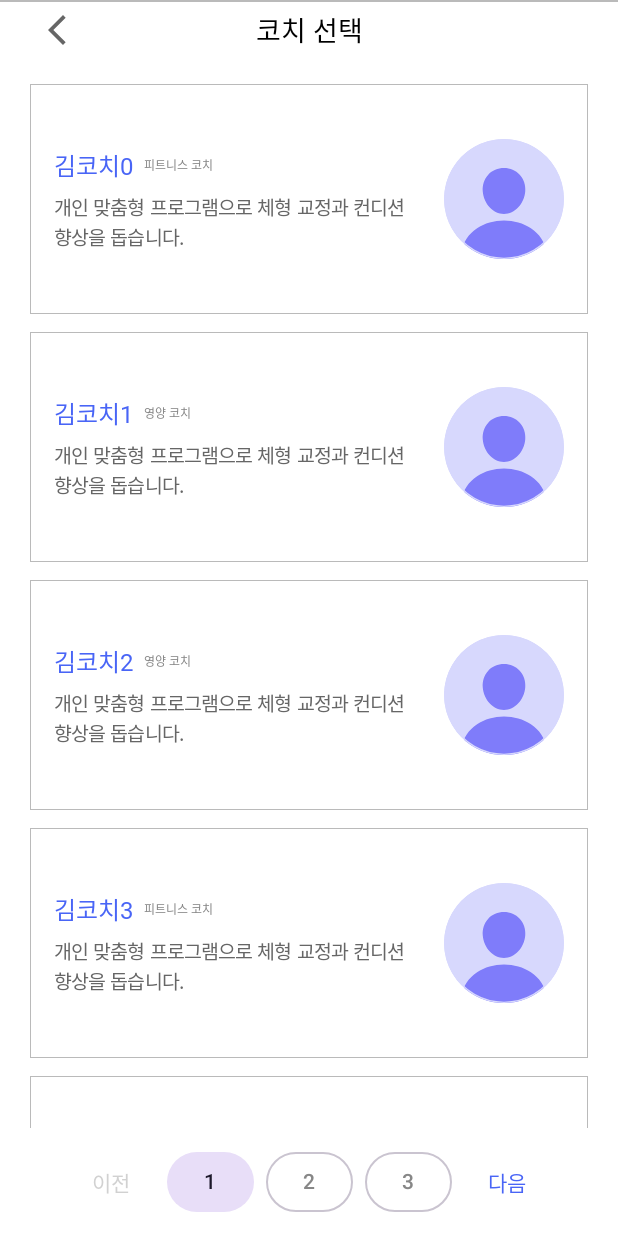
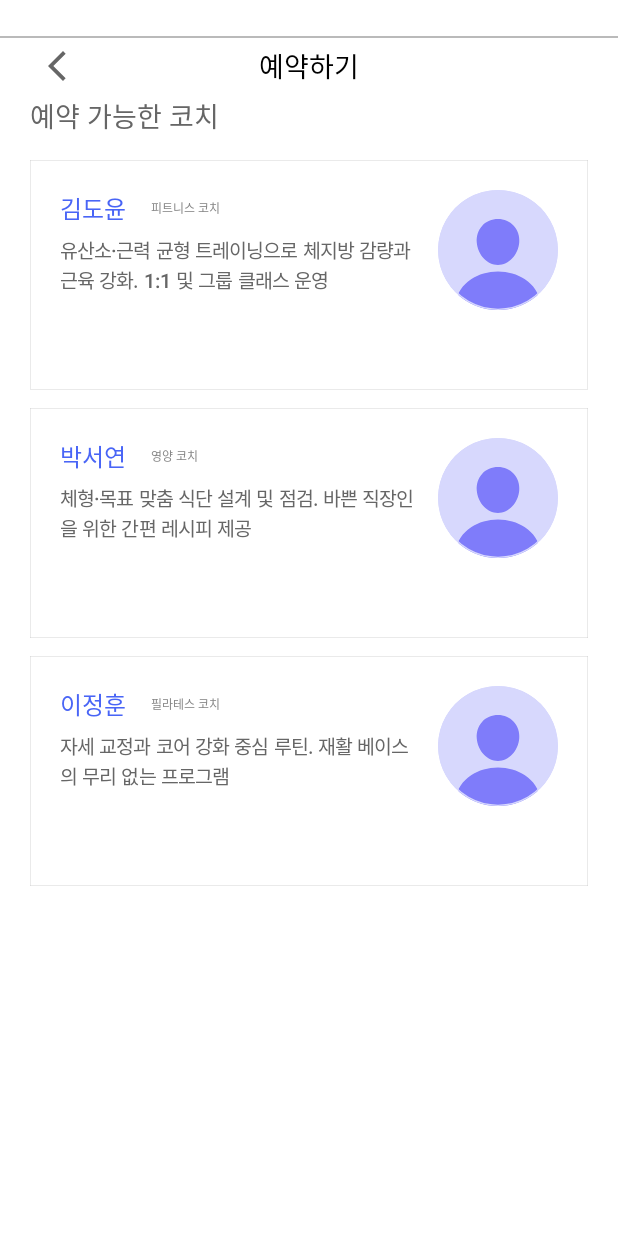
Before and after one commit to Slo1024/ssafy-livon-ai-healthcoach, an Android app built with Jetpack Compose: the @Preview function PreviewCoachListScreen, on a phone screen of 412 x 824 dp. Run offline under Robolectric (Android 15) with nearby library versions, the phone set to English and light mode, and no system bars; Roboto replaces fonts that are not available here.

Commit message:
[front] ãrefactor: 코치 카드 컴포넌트 리팩토링

```diff
--- a/LivOnFront/mobile/app/src/main/java/com/livon/app/feature/member/reservation/ui/CoachListScreen.kt
+++ b/LivOnFront/mobile/app/src/main/java/com/livon/app/feature/member/reservation/ui/CoachListScreen.kt
@@ -1,245 +1,104 @@
-// app/src/main/java/com/livon/app/feature/member/reservation/ui/CoachListScreen.kt
 package com.livon.app.feature.member.reservation.ui
 
-import androidx.compose.foundation.BorderStroke
-import androidx.compose.foundation.Image
-import androidx.compose.foundation.layout.*
+import androidx.compose.foundation.layout.Arrangement
+import androidx.compose.foundation.layout.Spacer
+import androidx.compose.foundation.layout.fillMaxSize
+import androidx.compose.foundation.layout.fillMaxWidth
+import androidx.compose.foundation.layout.height
+import androidx.compose.foundation.layout.padding
 import androidx.compose.foundation.lazy.LazyColumn
 import androidx.compose.foundation.lazy.items
-import androidx.compose.foundation.shape.RoundedCornerShape
-import androidx.compose.material3.*
-import androidx.compose.runtime.*
-import androidx.compose.ui.*
-import androidx.compose.ui.Alignment
-import androidx.compose.ui.modifier.modifierLocalConsumer
-import androidx.compose.ui.res.painterResource
+import androidx.compose.material3.MaterialTheme
+import androidx.compose.runtime.Composable
+import androidx.compose.ui.Modifier
 import androidx.compose.ui.text.font.FontWeight
 import androidx.compose.ui.tooling.preview.Preview
-import androidx.compose.ui.unit.*
-import coil.compose.AsyncImage
-import com.livon.app.R
+import androidx.compose.ui.unit.dp
+import androidx.compose.ui.unit.sp
+import com.livon.app.feature.shared.auth.ui.CommonScreenC
+import com.livon.app.ui.component.card.CoachCard
 import com.livon.app.ui.component.overlay.TopBar
 import com.livon.app.ui.preview.PreviewSurface
-import com.livon.app.ui.theme.*
+import com.livon.app.ui.theme.LivonTheme
+import com.livon.app.ui.theme.Spacing
+import androidx.compose.material3.Text
 
-/** 리스트용 간단 VO (실서버 연동 전 임시) */
-data class CoachUi(
-    val id: String,
+data class CoachUIModel(
     val name: String,
     val job: String?,
     val intro: String,
-    val avatarUrl: String? // null이면 기본 아이콘(ic_noprofile) 사용
+    val avatarUrl: String? // 현재는 null이면 ic_noprofile 사용 (CoachCard 내부 로직)
 )
 
 @Composable
 fun CoachListScreen(
-    onBack: () -> Unit = {},
-    onSelectCoach: (CoachUi) -> Unit = {}
+    coaches: List<CoachUIModel>,
+    onBack: () -> Unit,
+    modifier: Modifier = Modifier
 ) {
-    // TODO: 나중에 ViewModel/Repository 연동
-    val allCoaches by remember {
-        mutableStateOf(
-            List(23) { idx ->
-                CoachUi(
-                    id = "coach-$idx",
-                    name = "김코치$idx",
-                    job = if (idx % 3 == 0) "피트니스 코치" else "영양 코치",
-                    intro = "개인 맞춤형 프로그램으로 체형 교정과 컨디션 향상을 돕습니다.",
-                    avatarUrl = if (idx % 4 == 0) null else "" // 대부분 빈 URL, 일부는 null로 기본 아이콘
+    CommonScreenC(
+        topBar = { TopBar(title = "예약하기", onBack = onBack) },
+        modifier = modifier
+    ) {
+        // ✅ TopBar 아래 안내 텍스트
+        Text(
+            text = "예약 가능한 코치",
+            style = MaterialTheme.typography.titleMedium.copy(
+                fontWeight = FontWeight.SemiBold,
+                fontSize = 18.sp
             )
-            }
         )
-    }
 
-    val pageSize = 10
-    var currentPage by remember { mutableStateOf(1) }
-    val totalPages = (allCoaches.size + pageSize - 1) / pageSize
-    val pageItems = remember(allCoaches, currentPage) {
-        val from = (currentPage - 1) * pageSize
-        allCoaches.drop(from).take(pageSize)
-    }
-
-    Scaffold(
-        topBar = { TopBar(title = "코치 선택", onBack = onBack) }
-    ) { pad ->
-        Column(
-            modifier = Modifier
-                .fillMaxSize()
-                .padding(pad)
-                .padding(horizontal = 20.dp) // 바깥 공통 마진
-        ) {
         Spacer(Modifier.height(16.dp))
 
         LazyColumn(
-                modifier = Modifier.weight(1f),
-                verticalArrangement = Arrangement.spacedBy(12.dp),
-                contentPadding = PaddingValues(bottom = 8.dp)
+            modifier = Modifier.fillMaxSize(),
+            verticalArrangement = Arrangement.spacedBy(12.dp)
         ) {
-                items(pageItems, key = { it.id }) { coach ->
+            items(coaches) { coach ->
                 CoachCard(
-                        coach = coach,
-                        onClick = { onSelectCoach(coach) },
-                        modifier = Modifier.fillMaxWidth()
-                    )
-                }
-            }
-
-            PaginationBar(
-                current = currentPage,
-                total = totalPages,
-                onChange = { currentPage = it },
+                    name = coach.name,
+                    job = coach.job,
+                    intro = coach.intro,
+                    avatarUrl = coach.avatarUrl,
                     modifier = Modifier
-                    .fillMaxWidth()
-                    .padding(vertical = 12.dp)
-            )
-        }
-    }
-}
-
-/** 디자인 스펙 고정 카드 (327 x 153 / 가로는 꽉 채우고 높이 153dp 고정) */
-@Composable
-private fun CoachCard(
-    coach: CoachUi,
-    onClick: () -> Unit,
-    modifier: Modifier = Modifier
-) {
-    val nameLetter = 0.08.sp  // 16sp * 0.5%
-    val jobLetter = 0.04.sp   // 8sp  * 0.5%
-    val introLetter = 0.065.sp // 13sp * 0.5%
-
-    Card(
-        onClick = onClick,
-        modifier = modifier
-            .height(153.dp), // 고정 높이
-        shape = RoundedCornerShape(0.dp),
-        border = BorderStroke(0.2.dp, Border), // 내부 보더
-        colors = CardDefaults.cardColors(containerColor = Basic)
-    ) {
-        Row(
-            modifier = Modifier
-                .fillMaxSize()
-                .padding(horizontal = 16.dp, vertical = 12.dp),
-            verticalAlignment = Alignment.CenterVertically
-        ) {
-            // 텍스트 영역 (왼쪽)
-            Column(
-                modifier = Modifier.weight(1f)
-            ) {
-                // 이름 + 직업 한 줄
-                Row(verticalAlignment = Alignment.CenterVertically) {
-                    Text(
-                        text = coach.name,
-                        style = MaterialTheme.typography.bodyLarge.copy(
-                            fontWeight = FontWeight.Medium,
-                            color = Main,
-                            fontSize = 16.sp,
-                            letterSpacing = nameLetter
-                        ),
-                        maxLines = 1
-                    )
-                    Spacer(Modifier.width(6.dp))
-                    coach.job?.let {
-                        Text(
-                            text = it,
-                            style = MaterialTheme.typography.bodySmall.copy(
-                                fontWeight = FontWeight.Medium,
-                                color = Gray,
-                                fontSize = 8.sp,
-                                letterSpacing = jobLetter
-                            ),
-                            maxLines = 1
-                        )
-                    }
-                }
-
-                Spacer(Modifier.height(6.dp))
-
-                Text(
-                    text = coach.intro,
-                    style = MaterialTheme.typography.bodyMedium.copy(
-                        fontWeight = FontWeight.Medium,
-                        color = Gray2,
-                        fontSize = 13.sp,
-                        letterSpacing = introLetter
-                    ),
-                    maxLines = 3
-                )
-            }
-
-            Spacer(Modifier.width(12.dp))
-
-            // 아바타 (오른쪽, 기본 80 x 80)
-            val noProfile = painterResource(R.drawable.ic_noprofile)
-            if (!coach.avatarUrl.isNullOrBlank()) {
-                AsyncImage(
-                    model = coach.avatarUrl,
-                    contentDescription = null,
-                    modifier = Modifier.size(80.dp),
-                    placeholder = noProfile,
-                    error = noProfile
-                )
-            } else {
-                Image(
-                    painter = noProfile,
-                    contentDescription = null,
-                    modifier = Modifier.size(80.dp)
+                        .fillMaxWidth()                  // ✅ 전체 화면 가로
+//                        .padding(horizontal = (-Spacing.Horizontal)) // ✅ CommonScreenC margin 무효 → 화면 끝까지
                 )
             }
         }
     }
 }
 
-/** 1..N 페이지 버튼 */
+/* ---------- Preview ---------- */
+@Preview(showBackground = true, showSystemUi = true, name = "CoachListScreen")
 @Composable
-private fun PaginationBar(
-    current: Int,
-    total: Int,
-    onChange: (Int) -> Unit,
-    modifier: Modifier = Modifier
-) {
-    if (total <= 1) return
+private fun PreviewCoachListScreen() = PreviewSurface {
+    val mock = listOf(
+        CoachUIModel(
+            name = "김도윤",
+            job = "피트니스 코치",
+            intro = "유산소·근력 균형 트레이닝으로 체지방 감량과 근육 강화. 1:1 및 그룹 클래스 운영",
+            avatarUrl = null
+        ),
+        CoachUIModel(
+            name = "박서연",
+            job = "영양 코치",
+            intro = "체형·목표 맞춤 식단 설계 및 점검. 바쁜 직장인을 위한 간편 레시피 제공",
+            avatarUrl = null
+        ),
+        CoachUIModel(
+            name = "이정훈",
+            job = "필라테스 코치",
+            intro = "자세 교정과 코어 강화 중심 루틴. 재활 베이스의 무리 없는 프로그램",
+            avatarUrl = null
+        )
+    )
 
-    Row(
-        modifier = modifier,
-        horizontalArrangement = Arrangement.Center,
-        verticalAlignment = Alignment.CenterVertically
-    ) {
-        // 이전
-        TextButton(
-            onClick = { if (current > 1) onChange(current - 1) },
-            enabled = current > 1
-        ) { Text("이전") }
-
-        Spacer(Modifier.width(8.dp))
-
-        // 번호
-        Row(horizontalArrangement = Arrangement.spacedBy(8.dp)) {
-            for (p in 1..total) {
-                if (p == current) {
-                    FilledTonalButton(onClick = { /* no-op */ }) {
-                        Text("$p")
-                    }
-                } else {
-                    OutlinedButton(onClick = { onChange(p) }) {
-                        Text("$p")
+    LivonTheme {
+        CoachListScreen(
+            coaches = mock,
+            onBack = {}
+        )
     }
 }
-            }
-        }
-
-        Spacer(Modifier.width(8.dp))
-
-        // 다음
-        TextButton(
-            onClick = { if (current < total) onChange(current + 1) },
-            enabled = current < total
-        ) { Text("다음") }
-    }
-}
-
-/* ---------- Preview ---------- */
-@Preview(showBackground = true, showSystemUi = true, widthDp = 360, heightDp = 720, name = "CoachListScreen")
-@Composable
-private fun PreviewCoachListScreen() = PreviewSurface {
-    CoachListScreen()
-}
--- /dev/null
+++ b/LivOnFront/mobile/app/src/main/java/com/livon/app/feature/shared/auth/ui/CommonScreenC.kt
@@ -0,0 +1,62 @@
+package com.livon.app.feature.shared.auth.ui
+
+
+import androidx.compose.foundation.layout.*
+import androidx.compose.material3.Scaffold
+import androidx.compose.runtime.Composable
+import androidx.compose.ui.Modifier
+import androidx.compose.ui.tooling.preview.Preview
+import androidx.compose.ui.unit.dp
+import com.livon.app.ui.component.button.PrimaryButtonBottom
+import com.livon.app.ui.component.overlay.TopBar
+import com.livon.app.ui.preview.PreviewSurface
+import com.livon.app.ui.theme.Spacing
+
+/**
+ * B그룹 템플릿
+ * - 기존 TopBar 사용
+ * - 하단 버튼 없음
+ * - 상단 24dp + TopBar
+ * - 내용 시작 전 80dp spacer 적용
+ */
+@Composable
+fun CommonScreenC(
+    topBar: @Composable (Modifier) -> Unit,
+    modifier: Modifier = Modifier,
+    content: @Composable ColumnScope.() -> Unit
+) {
+    Scaffold(
+        modifier = modifier,
+        topBar = {
+            Box(
+                Modifier.run {
+                    padding(top = Spacing.TopMargin)
+                                .fillMaxWidth()
+                }
+            ) {
+                topBar(Modifier.fillMaxWidth())
+            }
+        }
+    ) { inner ->
+        Column(
+            Modifier
+                .padding(inner)
+                .fillMaxSize()
+                .padding(horizontal = Spacing.Horizontal)
+        ) {
+            content()
+        }
+    }
+}
+
+
+/* ---------- Preview ---------- */
+@Preview(showBackground = true, showSystemUi = true, name = "CommonScreenC")
+@Composable
+private fun PreviewCommonScreenC() = PreviewSurface {
+    CommonScreenC(
+        topBar = { TopBar(title = "예약하기", onBack = {}) },
+    ) {
+        // content
+    }
+}
```
Lines whose indentation alone changed are shown as unchanged.
